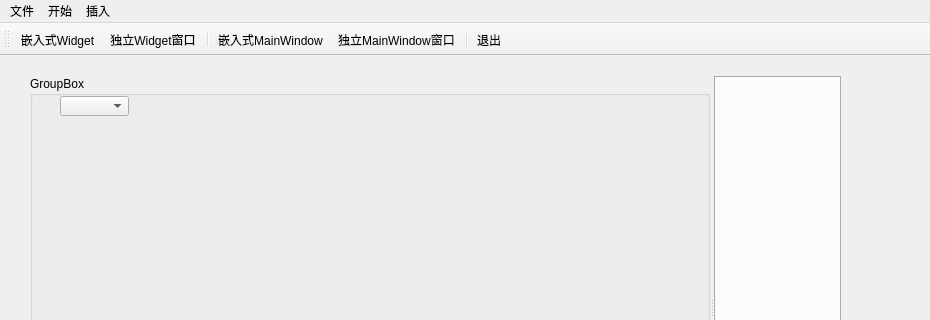
First picture: the form in qwmainwindow.ui, repository vancemk/qt_note, before the edit; both pictures show x 0 to 930 and y 0 to 320 of the 930 by 573 pixel window.
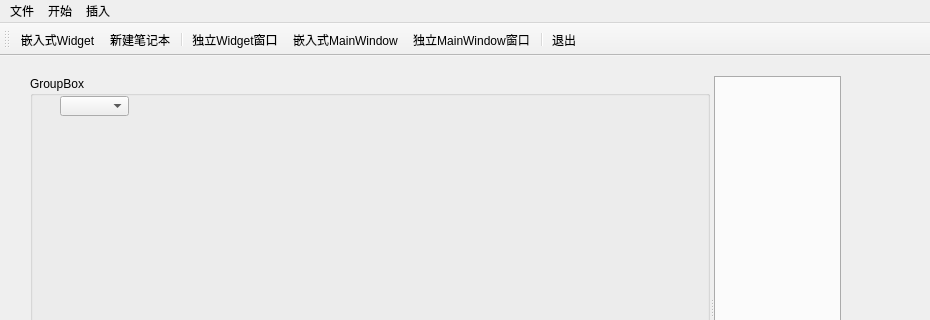
Second picture: the form after the edit. Icons and pictures are not drawn.

What changed in the file:
```diff
--- a/qwmainwindow.ui
+++ b/qwmainwindow.ui
@@ -102,8 +102,9 @@
     <bool>false</bool>
    </attribute>
    <addaction name="actWidgetInsite"/>
+   <addaction name="actionNewNoteBook"/>
+   <addaction name="separator"/>
    <addaction name="actWidget"/>
-   <addaction name="separator"/>
    <addaction name="actWindowInsite"/>
    <addaction name="actWindow"/>
    <addaction name="separator"/>
@@ -182,6 +183,18 @@
     <string>新建Widget独立窗口</string>
    </property>
   </action>
+  <action name="actionNewNoteBook">
+   <property name="icon">
+    <iconset resource="res.qrc">
+     <normaloff>:/images/images/516.bmp</normaloff>:/images/images/516.bmp</iconset>
+   </property>
+   <property name="text">
+    <string>新建笔记本</string>
+   </property>
+   <property name="toolTip">
+    <string>创建新的笔记本</string>
+   </property>
+  </action>
  </widget>
  <layoutdefault spacing="6" margin="11"/>
  <resources>
```
Left out of the diff: 3 changed lines with no effect on the pictures.
